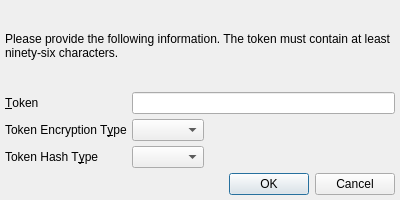
This is UI/adaptiveechoprompt.ui in xloem/spot-on-svn as Qt 5 draws it before an edit. The edited form follows.
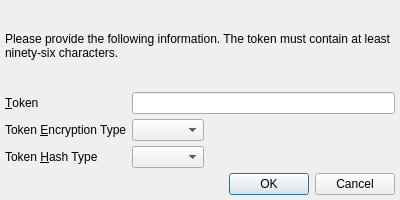
This is the edited form. Icons and pictures are not drawn.

```diff
--- a/UI/adaptiveechoprompt.ui
+++ b/UI/adaptiveechoprompt.ui
@@ -52,7 +52,7 @@
      <item row="1" column="0">
       <widget class="QLabel" name="label_2">
        <property name="text">
-        <string>Token Encryption T&amp;ype</string>
+        <string>Token &amp;Encryption Type</string>
        </property>
        <property name="buddy">
         <cstring>token_e_type</cstring>
@@ -82,7 +82,7 @@
      <item row="2" column="0">
       <widget class="QLabel" name="label_3">
        <property name="text">
-        <string>Token Hash T&amp;ype</string>
+        <string>Token &amp;Hash Type</string>
        </property>
        <property name="buddy">
         <cstring>token_h_type</cstring>
```
